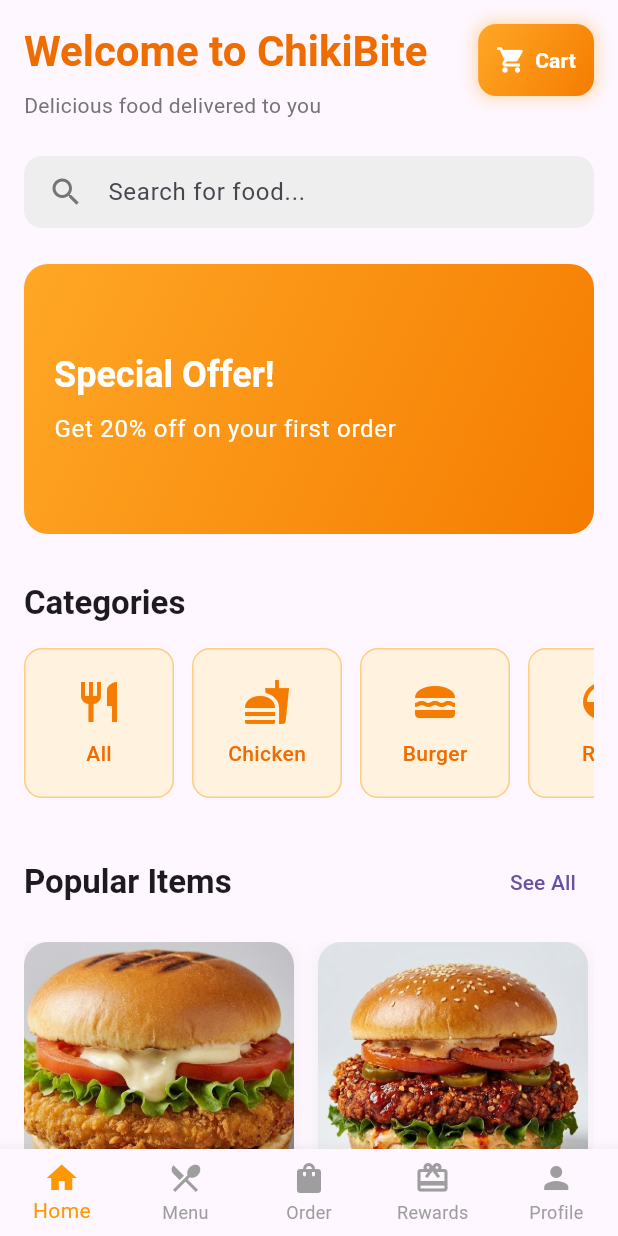
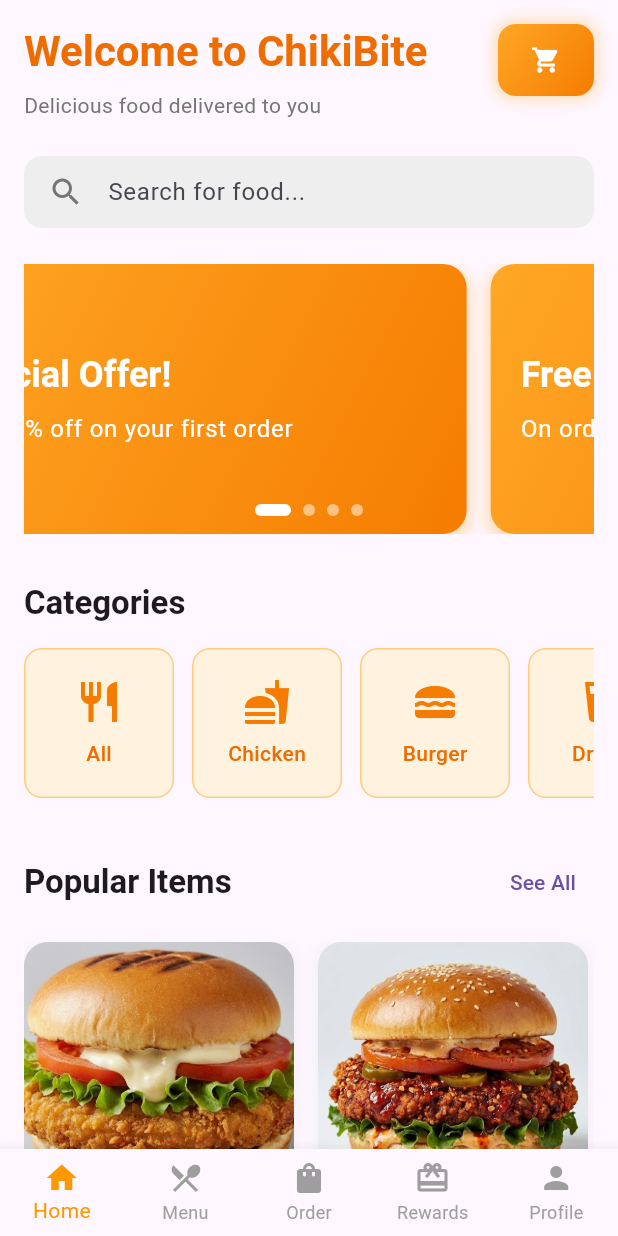
Before and after one commit to marziq/ChikiBite, a Flutter app: the screen it shows after launch, on a phone screen of 412 x 824 dp. Run offline on Flutter 3.47's test engine with Material 3 defaults, Android fonts, the phone set to English and light mode, and no system bars; our stand-ins replace cloud_firestore, firebase_auth, firebase_core; accounts and stored records are empty.

Commit message:
Cart text remove

```diff
--- a/lib/screens/home_screen.dart
+++ b/lib/screens/home_screen.dart
@@ -1,4 +1,5 @@
 import 'package:flutter/material.dart';
+import 'dart:async';
 import 'checkout_screen.dart';
 import 'food_detail.dart';
 import '../data/menu_data.dart';
@@ -12,17 +13,58 @@ class HomeScreen extends StatefulWidget {
 
 class _HomeScreenState extends State<HomeScreen> {
   late PageController _pageController;
+  late PageController _bannerController;
   int _currentPage = 0;
+  int _currentBannerPage = 0;
+  late Timer _bannerTimer;
+
+  final List<Map<String, String>> _offers = [
+    {
+      'title': 'Special Offer!',
+      'subtitle': 'Get 10% off on your first order',
+    },
+    {
+      'title': 'Free Delivery!',
+      'subtitle': 'On orders above RM 30',
+    },
+    {
+      'title': 'Weekend Combo',
+      'subtitle': 'Buy 2 get 1 free on selected items',
+    },
+    {
+      'title': 'Flash Sale!',
+      'subtitle': 'Limited time - Save up to 20%',
+    },
+  ];
 
   @override
   void initState() {
     super.initState();
     _pageController = PageController(viewportFraction: 0.85);
+    _bannerController = PageController();
+
+    // Start banner auto-scroll after a short delay to ensure widgets are built
+    Future.delayed(const Duration(milliseconds: 500), () {
+      if (mounted) {
+        _bannerTimer = Timer.periodic(const Duration(seconds: 4), (timer) {
+          if (mounted && _bannerController.hasClients) {
+            _currentBannerPage = (_currentBannerPage + 1) % _offers.length;
+            _bannerController.animateToPage(
+              _currentBannerPage,
+              duration: const Duration(milliseconds: 800),
+              curve: Curves.easeInOut,
+            );
+          }
+        });
+      }
+    });
   }
 
   @override
   void dispose() {
     _pageController.dispose();
+    _bannerController.dispose();
+    _bannerTimer.cancel();
     super.dispose();
   }
 
@@ -70,10 +112,23 @@ class _HomeScreenState extends State<HomeScreen> {
                 ),
                 const SizedBox(height: 24),
 
-                // Banner/Offer Section
-                Container(
-                  width: double.infinity,
+                // Banner/Offer Section with Slide Animation
+                SizedBox(
                   height: 180,
+                  child: Stack(
+                    children: [
+                      PageView.builder(
+                        controller: _bannerController,
+                        onPageChanged: (index) {
+                          setState(() {
+                            _currentBannerPage = index;
+                          });
+                        },
+                        itemCount: _offers.length,
+                        itemBuilder: (context, index) {
+                          final offer = _offers[index];
+                          return Container(
+                            margin: const EdgeInsets.symmetric(horizontal: 8),
                             decoration: BoxDecoration(
                               gradient: LinearGradient(
                                 colors: [Colors.orange[400]!, Colors.orange[700]!],
@@ -81,6 +136,14 @@ class _HomeScreenState extends State<HomeScreen> {
                                 end: Alignment.bottomRight,
                               ),
                               borderRadius: BorderRadius.circular(16),
+                              boxShadow: [
+                                BoxShadow(
+                                  color: Colors.orange.withOpacity(0.3),
+                                  spreadRadius: 2,
+                                  blurRadius: 8,
+                                  offset: const Offset(0, 4),
+                                ),
+                              ],
                             ),
                             child: Padding(
                               padding: const EdgeInsets.all(20.0),
@@ -89,8 +152,10 @@ class _HomeScreenState extends State<HomeScreen> {
                                 mainAxisAlignment: MainAxisAlignment.center,
                                 children: [
                                   Text(
-                          'Special Offer!',
-                          style: Theme.of(context).textTheme.headlineSmall
+                                    offer['title']!,
+                                    style: Theme.of(context)
+                                        .textTheme
+                                        .headlineSmall
                                         ?.copyWith(
                                           color: Colors.white,
                                           fontWeight: FontWeight.bold,
@@ -98,13 +163,42 @@ class _HomeScreenState extends State<HomeScreen> {
                                   ),
                                   const SizedBox(height: 8),
                                   Text(
-                          'Get 20% off on your first order',
-                          style: Theme.of(
-                            context,
-                          ).textTheme.bodyLarge?.copyWith(color: Colors.white),
+                                    offer['subtitle']!,
+                                    style: Theme.of(context)
+                                        .textTheme
+                                        .bodyLarge
+                                        ?.copyWith(color: Colors.white),
                                   ),
                                 ],
                               ),
+                            ),
+                          );
+                        },
+                      ),
+                      // Dot Indicators at the bottom
+                      Positioned(
+                        bottom: 12,
+                        left: 0,
+                        right: 0,
+                        child: Row(
+                          mainAxisAlignment: MainAxisAlignment.center,
+                          children: List.generate(
+                            _offers.length,
+                            (index) => Container(
+                              width: _currentBannerPage == index ? 24 : 8,
+                              height: 8,
+                              margin: const EdgeInsets.symmetric(horizontal: 4),
+                              decoration: BoxDecoration(
+                                borderRadius: BorderRadius.circular(4),
+                                color: _currentBannerPage == index
+                                    ? Colors.white
+                                    : Colors.white.withOpacity(0.5),
+                              ),
+                            ),
+                          ),
+                        ),
+                      ),
+                    ],
                   ),
                 ),
                 const SizedBox(height: 32),
@@ -121,20 +215,18 @@ class _HomeScreenState extends State<HomeScreen> {
                   height: 100,
                   child: ListView.builder(
                     scrollDirection: Axis.horizontal,
-                    itemCount: 5,
+                    itemCount: 4,
                     itemBuilder: (context, index) {
                       final categories = [
                         'All',
                         'Chicken',
                         'Burger',
-                        'Rice',
                         'Drinks',
                       ];
                       final icons = [
                         Icons.restaurant,
                         Icons.fastfood,
                         Icons.lunch_dining,
-                        Icons.rice_bowl,
                         Icons.local_drink,
                       ];
                       return Container(
@@ -463,14 +555,6 @@ class _HomeScreenState extends State<HomeScreen> {
                   mainAxisSize: MainAxisSize.min,
                   children: [
                     Icon(Icons.shopping_cart, color: Colors.white, size: 20),
-                    const SizedBox(width: 6),
-                    const Text(
-                      'Cart',
-                      style: TextStyle(
-                        color: Colors.white,
-                        fontWeight: FontWeight.bold,
-                      ),
-                    ),
                   ],
                 ),
               ),
```
Also changed, not shown: lib/screens/order_screen.dart (+4 -11 lines), lib/screens/profile_screen.dart (+0 -28 lines). Lines whose indentation alone changed are shown as unchanged.
